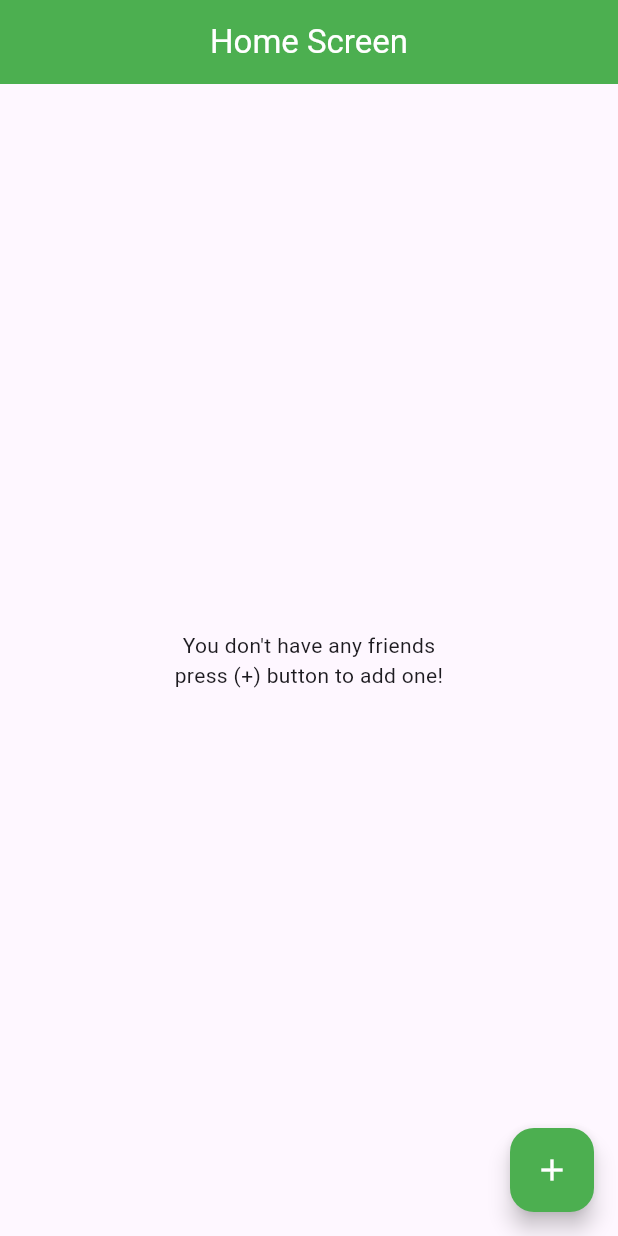
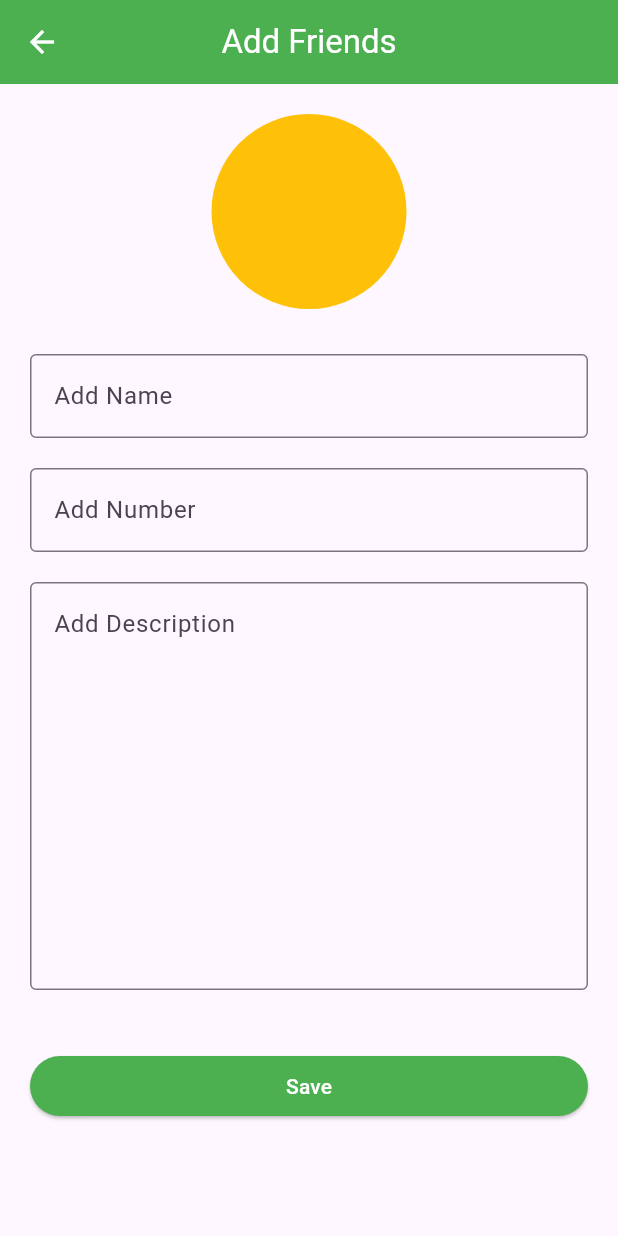
Before and after one commit to AbuBakar044/frinfo, a Flutter app: the screen it shows after launch, after a tap on the "add" icon, on a phone screen of 412 x 824 dp. Run offline on Flutter 3.47's test engine with Material 3 defaults, Android fonts, the phone set to English and light mode, and no system bars.

Commit message:
Generated Code for Add Friend Screen
Generated Code for Add Friend Screen

```diff
--- /dev/null
+++ b/lib/add_friends_screen.dart
@@ -0,0 +1,93 @@
+import 'package:flutter/material.dart';
+import 'package:frinfo/colors.dart';
+import 'package:frinfo/routes.dart';
+
+class AddFriendsScreen extends StatefulWidget {
+  const AddFriendsScreen({super.key});
+
+  @override
+  State<AddFriendsScreen> createState() => _AddFriendsScreenState();
+}
+
+class _AddFriendsScreenState extends State<AddFriendsScreen> {
+  @override
+  Widget build(BuildContext context) {
+    return Scaffold(
+      appBar: AppBar(
+        backgroundColor: greenColor,
+        automaticallyImplyLeading: false,
+        leading: IconButton(
+          onPressed: () {
+            removeRoute(context);
+          },
+          icon: Icon(
+            Icons.arrow_back,
+            color: whiteColor,
+          ),
+        ),
+        title: const Text(
+          'Add Friends',
+          style: TextStyle(
+            color: whiteColor,
+          ),
+        ),
+        centerTitle: true,
+      ),
+      body: SizedBox(
+        height: MediaQuery.sizeOf(context).height,
+        width: MediaQuery.sizeOf(context).width,
+        child: Padding(
+          padding: const EdgeInsets.all(20.0),
+          child: ListView(
+            children: [
+              CircleAvatar(
+                radius: 65.0,
+                backgroundColor: Colors.amber,
+              ),
+              const SizedBox(
+                height: 30.0,
+              ),
+              TextFormField(
+                decoration: InputDecoration(
+                  hintText: 'Add Name',
+                  border: OutlineInputBorder(),
+                ),
+              ),
+              const SizedBox(
+                height: 20.0,
+              ),
+              TextFormField(
+                keyboardType: TextInputType.phone,
+                decoration: InputDecoration(
+                    border: OutlineInputBorder(), hintText: 'Add Number'),
+              ),
+              const SizedBox(
+                height: 20.0,
+              ),
+              TextFormField(
+                maxLines: 10,
+                decoration: InputDecoration(
+                    border: OutlineInputBorder(), hintText: 'Add Description'),
+              ),
+              const SizedBox(
+                height: 40.0,
+              ),
+              ElevatedButton(
+                onPressed: () {},
+                child: Text(
+                  'Save',
+                  style: TextStyle(color: whiteColor),
+                ),
+                style: ButtonStyle(
+                  backgroundColor: MaterialStatePropertyAll(
+                    greenColor,
+                  ),
+                ),
+              )
+            ],
+          ),
+        ),
+      ),
+    );
+  }
+}
--- a/lib/home_screen.dart
+++ b/lib/home_screen.dart
@@ -1,5 +1,7 @@
 import 'package:flutter/material.dart';
+import 'package:frinfo/add_friends_screen.dart';
 import 'package:frinfo/colors.dart';
+import 'package:frinfo/routes.dart';
 
 class HomeScreen extends StatefulWidget {
   const HomeScreen({super.key});
@@ -24,7 +26,9 @@ class _HomeScreenState extends State<HomeScreen> {
       ),
       floatingActionButton: FloatingActionButton(
         backgroundColor: greenColor,
-        onPressed: () {},
+        onPressed: () {
+          goNextScreen(context, const AddFriendsScreen());
+        },
         child: const Icon(
           Icons.add,
           color: whiteColor,
--- /dev/null
+++ b/lib/routes.dart
@@ -0,0 +1,14 @@
+import 'package:flutter/material.dart';
+
+void goNextScreen(BuildContext context, Widget screenName) {
+  Navigator.push(context, MaterialPageRoute(builder: (context) => screenName));
+}
+
+void removeAndGoNextScreen(BuildContext context, Widget screenName) {
+  Navigator.pushReplacement(
+      context, MaterialPageRoute(builder: (context) => screenName));
+}
+
+void removeRoute(BuildContext context) {
+  Navigator.pop(context);
+}
--- a/lib/splash_screen.dart
+++ b/lib/splash_screen.dart
@@ -1,5 +1,6 @@
 import 'package:flutter/material.dart';
 import 'package:frinfo/home_screen.dart';
+import 'package:frinfo/routes.dart';
 
 class SplashScreen extends StatefulWidget {
   const SplashScreen({super.key});
@@ -14,8 +15,7 @@ class _SplashScreenState extends State<SplashScreen> {
   @override
   void initState() {
     Future.delayed(const Duration(seconds: 5), () {
-      Navigator.pushReplacement(
-          context, MaterialPageRoute(builder: (context) => const HomeScreen()));
+      removeAndGoNextScreen(context, const HomeScreen());
     });
     super.initState();
   }
```
